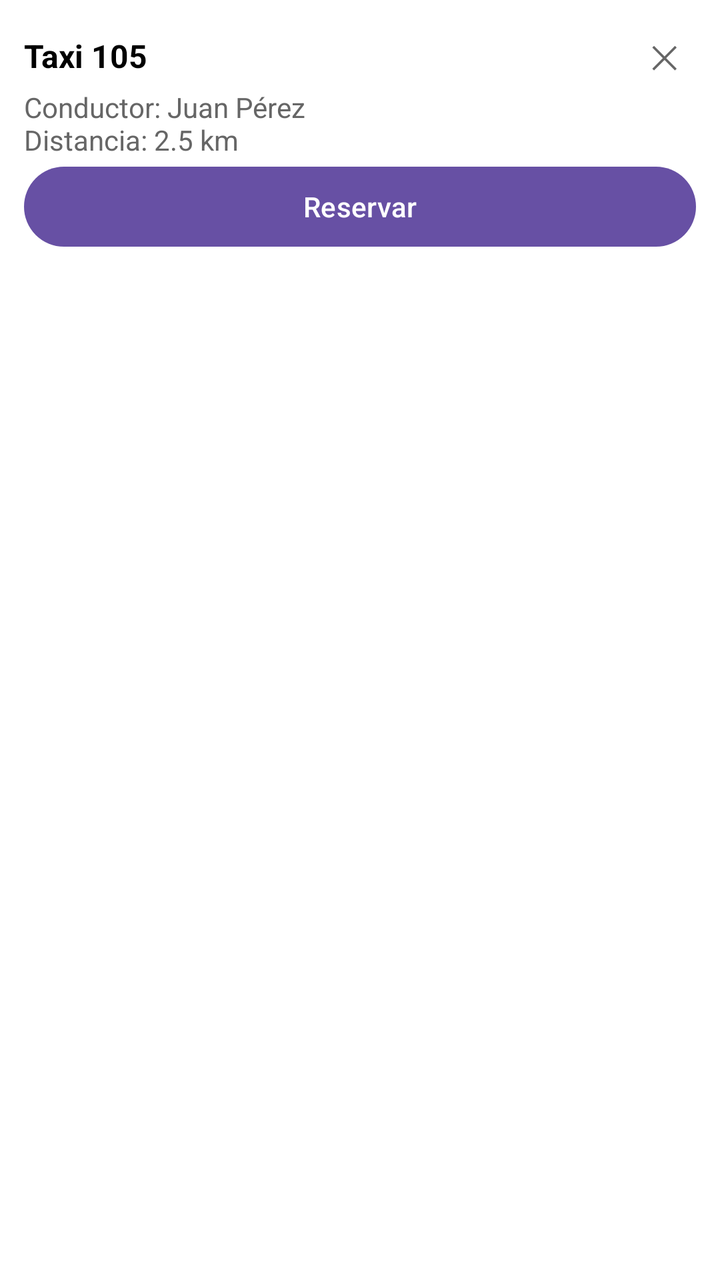
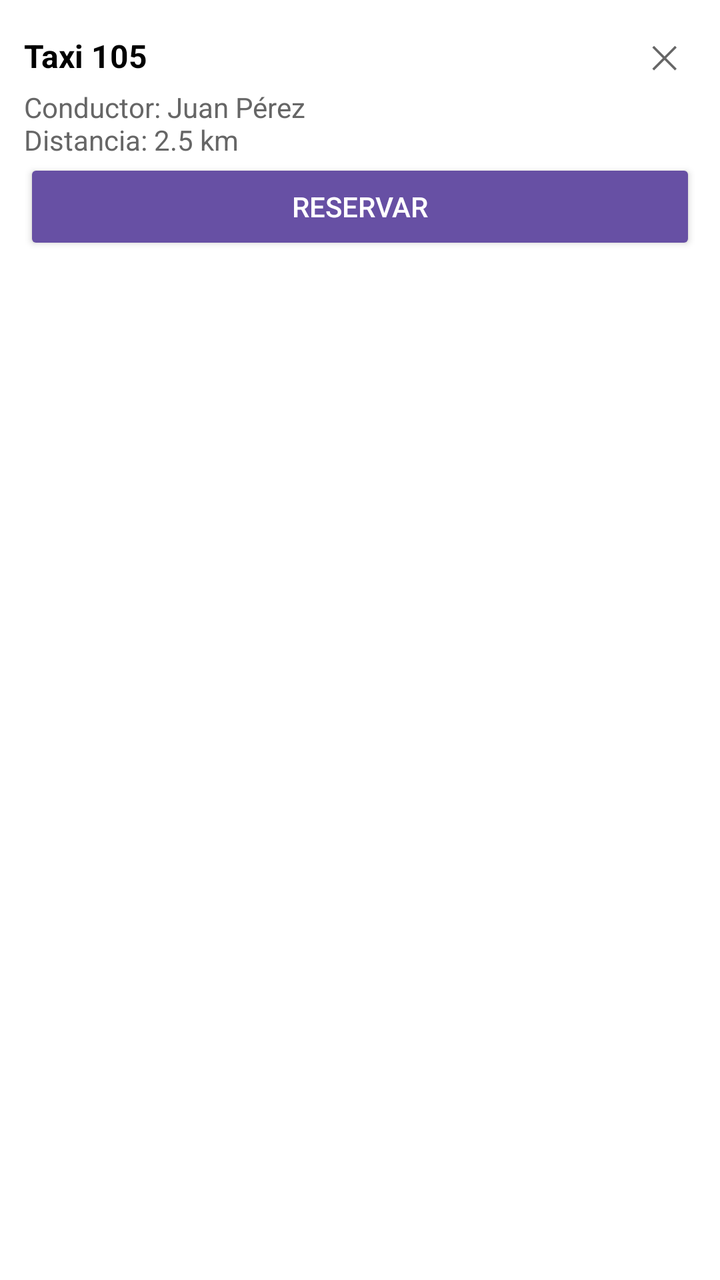

Screens rendered from an Android XML layout before and after an edit, with the pre-edit source and the edit as a unified diff.
<!-- AndroidManifest.xml: application theme Theme.TaxiFB -->
<!-- res/layout/custom_info_window.xml -->
<?xml version="1.0" encoding="utf-8"?>
<LinearLayout xmlns:android="http://schemas.android.com/apk/res/android"
    android:layout_width="wrap_content"
    android:layout_height="wrap_content"
    android:orientation="vertical"
    android:padding="12dp"
    android:background="#FFFFFF"
    android:elevation="4dp">

    <LinearLayout
        android:layout_width="match_parent"
        android:layout_height="wrap_content"
        android:orientation="horizontal"
        android:gravity="center_vertical">

        <TextView
            android:id="@+id/tvTituloInfo"
            android:layout_width="0dp"
            android:layout_height="wrap_content"
            android:layout_weight="1"
            android:text="Taxi 105"
            android:textSize="16sp"
            android:textStyle="bold"
            android:textColor="#000000"/>

        <Button
            android:id="@+id/btnCerrarInfo"
            android:layout_width="32dp"
            android:layout_height="32dp"
            android:text="✕"
            android:textSize="16sp"
            android:padding="0dp"
            android:background="?attr/selectableItemBackgroundBorderless"
            android:textColor="#666666"/>

    </LinearLayout>

    <TextView
        android:id="@+id/tvDetalleInfo"
        android:layout_width="wrap_content"
        android:layout_height="wrap_content"
        android:text="Conductor: Juan Pérez\nDistancia: 2.5 km"
        android:textSize="14sp"
        android:textColor="#666666"/>

    <Button
        android:id="@+id/btnReservarMapa"
        android:layout_width="match_parent"
        android:layout_height="wrap_content"
        android:text="Reservar"
        android:textSize="14sp"/>

</LinearLayout>
<!-- resources referenced by this layout -->
<resources>
  <style name="Theme.TaxiFB" parent="Base.Theme.TaxiFB" />
  <style name="Base.Theme.TaxiFB" parent="Theme.Material3.DayNight.NoActionBar">
          
          
      </style>
</resources>

<!-- the commit's change to res/layout/custom_info_window.xml (unified diff, before → after) -->
@@ -4,8 +4,7 @@
     android:layout_height="wrap_content"
     android:orientation="vertical"
     android:padding="12dp"
-    android:background="#FFFFFF"
-    android:elevation="4dp">
+    android:background="#FFFFFF">
 
     <LinearLayout
         android:layout_width="match_parent"
@@ -45,6 +44,7 @@
 
     <Button
         android:id="@+id/btnReservarMapa"
+        style="@style/Widget.AppCompat.Button"
         android:layout_width="match_parent"
         android:layout_height="wrap_content"
         android:text="Reservar"
